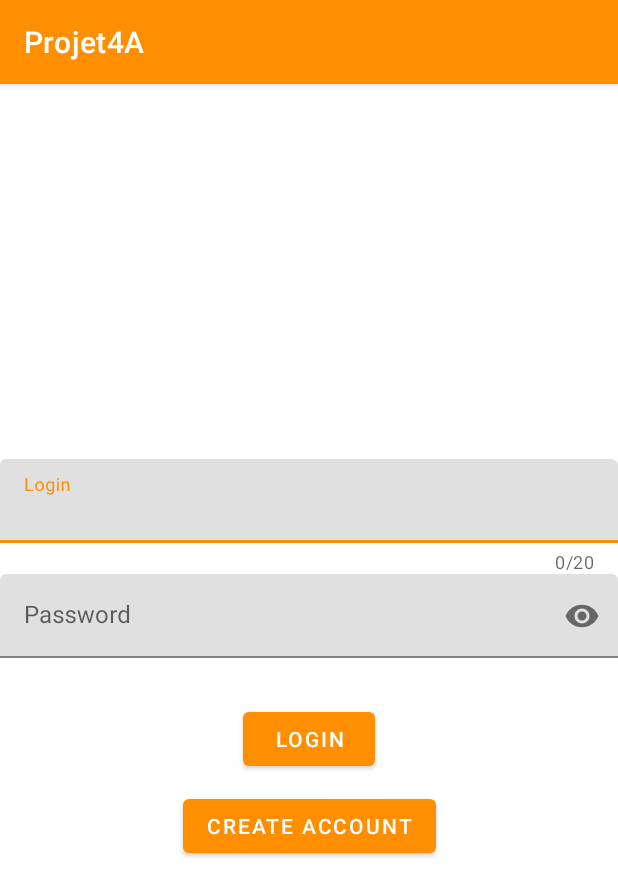
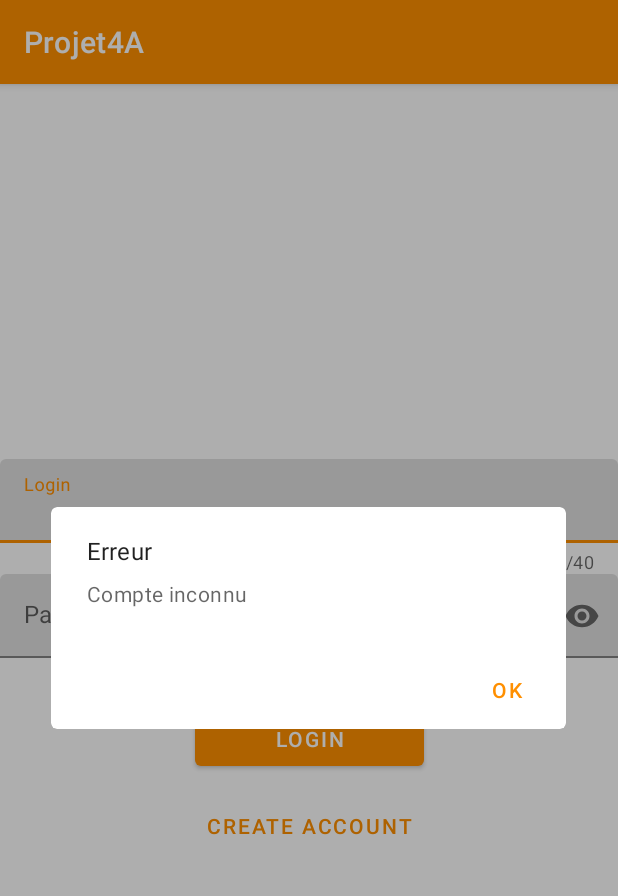
Before and after one commit to Guilhemnespoulous/Kotlin-Android-Project, an Android app: the screen it shows after launch (MainActivity), after a tap on "LOGIN", on a phone screen of 412 x 824 dp. Shown: the top 896 px of the screen. Run offline under Robolectric (Android 15) with nearby library versions, the phone set to English and light mode, and no system bars; our stand-ins replace Room's generated code.

```diff
--- a/app/src/main/java/com/example/projet4a/data/local/DatabaseDao.kt
+++ b/app/src/main/java/com/example/projet4a/data/local/DatabaseDao.kt
@@ -13,7 +13,7 @@ interface DatabaseDao {
     fun getAll(): List<UserLocal>
 
     @Query("SELECT * FROM userlocal WHERE email LIKE :email LIMIT 1")
-    fun findByName(email: String): UserLocal
+    fun findByName(email: String): UserLocal?
 
     @Insert
     fun insert(user: UserLocal)
--- a/app/src/main/java/com/example/projet4a/data/repository/UserRepository.kt
+++ b/app/src/main/java/com/example/projet4a/data/repository/UserRepository.kt
@@ -12,8 +12,8 @@ class UserRepository(
         databaseDao.insert(user.toData())
     }
 
-    fun getUser(email: String) : User {
+    fun getUser(email: String) : User?  {
         val userLocal = databaseDao.findByName(email)
-        return userLocal.toEntity()
+        return userLocal?.toEntity()
     }
 }
--- a/app/src/main/java/com/example/projet4a/domain/usecase/GetUserUseCase.kt
+++ b/app/src/main/java/com/example/projet4a/domain/usecase/GetUserUseCase.kt
@@ -6,7 +6,7 @@ import com.example.projet4a.domain.entity.User
 class GetUserUseCase(
     private val userRepository: UserRepository
 ) {
-    suspend fun invoke(email: String): User{
+    suspend fun invoke(email: String): User?{
        return userRepository.getUser(email)
 
     }
--- /dev/null
+++ b/app/src/main/java/com/example/projet4a/presentation/main/LoginStatus.kt
@@ -0,0 +1,7 @@
+package com.example.projet4a.presentation.main
+
+sealed class LoginStatus
+
+data class  LoginSuccess(val email: String) : LoginStatus()
+
+object LoginError : LoginStatus()
--- a/app/src/main/java/com/example/projet4a/presentation/main/MainActivity.kt
+++ b/app/src/main/java/com/example/projet4a/presentation/main/MainActivity.kt
@@ -4,6 +4,7 @@ import androidx.appcompat.app.AppCompatActivity
 import android.os.Bundle
 import androidx.lifecycle.Observer
 import com.example.projet4a.R
+import com.google.android.material.dialog.MaterialAlertDialogBuilder
 import kotlinx.android.synthetic.main.activity_main.*
 import org.koin.android.ext.android.inject
 
@@ -15,8 +16,22 @@ class MainActivity : AppCompatActivity() {
         super.onCreate(savedInstanceState)
         setContentView(R.layout.activity_main)
 
+        mainViewModel.loginLiveData.observe(this, Observer {
+            when(it){
+                is LoginSuccess -> TODO()
+                LoginError ->{
+                    MaterialAlertDialogBuilder(this)
+                        .setTitle("Erreur")
+                        .setMessage("Compte inconnu")
+                        .setPositiveButton("Ok"){dialog, which ->
+                            dialog.dismiss()
+                        }
+                        .show()
+                }
+            }
+        })
         login_button.setOnClickListener{
-            mainViewModel.onCLickedIncrement("")
+            mainViewModel.onClickedLogin (login_edit.text.toString().trim(), password_edit.text.toString())
         }
 
     }
--- a/app/src/main/java/com/example/projet4a/presentation/main/MainViewModel.kt
+++ b/app/src/main/java/com/example/projet4a/presentation/main/MainViewModel.kt
@@ -7,26 +7,28 @@ import com.example.projet4a.domain.entity.User
 import com.example.projet4a.domain.usecase.CreateUserUseCase
 import com.example.projet4a.domain.usecase.GetUserUseCase
 import kotlinx.coroutines.Dispatchers
-import kotlinx.coroutines.GlobalScope
 import kotlinx.coroutines.delay
 import kotlinx.coroutines.launch
+import kotlinx.coroutines.withContext
 
 class MainViewModel(
     private val createUserUseCase: CreateUserUseCase,
     private val getUserUseCase: GetUserUseCase
 ) : ViewModel(){
 
-    val counter: MutableLiveData<Int> = MutableLiveData()
+    val loginLiveData: MutableLiveData<LoginStatus> = MutableLiveData()
 
-    init{
-        counter.value = 0
-    }
-    fun onCLickedIncrement(emailUser: String){
+    fun onClickedLogin(emailUser: String, password: String){
         viewModelScope.launch(Dispatchers.IO) {
-            createUserUseCase.invoke(User("test"))
-            delay(1000)
-            val user = getUserUseCase.invoke("test")
-
+            val user = getUserUseCase.invoke(emailUser)
+            val loginStatus = if(user != null){
+                LoginSuccess(user.email)
+            } else {
+                LoginError
+            }
+            withContext(Dispatchers.Main){
+                loginLiveData.value=loginStatus
+            }
         }
     }
 }
--- a/app/src/main/res/layout/activity_main.xml
+++ b/app/src/main/res/layout/activity_main.xml
@@ -18,7 +18,7 @@
         app:layout_constraintRight_toRightOf="parent"
         app:layout_constraintTop_toTopOf="parent"
         app:counterEnabled="true"
-        app:counterMaxLength="20">
+        app:counterMaxLength="40">
 
         <com.google.android.material.textfield.TextInputEditText
             android:id="@+id/login_edit"
@@ -53,12 +53,12 @@
 
         <com.google.android.material.button.MaterialButton
             android:id="@+id/login_button"
-            android:layout_width="wrap_content"
+            android:layout_width="0dp"
             android:layout_height="wrap_content"
             android:layout_marginTop="30dp"
             app:layout_constraintBottom_toTopOf="@+id/create_account_button"
-            app:layout_constraintLeft_toLeftOf="parent"
-            app:layout_constraintRight_toRightOf="parent"
+            app:layout_constraintLeft_toLeftOf="@+id/create_account_button"
+            app:layout_constraintRight_toRightOf="@+id/create_account_button"
             app:layout_constraintTop_toBottomOf="@+id/password_input_layout"
             android:text="Login"/>
 
@@ -67,7 +67,7 @@
             android:layout_width="wrap_content"
             android:layout_height="wrap_content"
             android:layout_marginTop="10dp"
-
+            style="@style/Widget.MaterialComponents.Button.TextButton"
             app:layout_constraintBottom_toBottomOf="parent"
             app:layout_constraintLeft_toLeftOf="parent"
             app:layout_constraintRight_toRightOf="parent"
```
